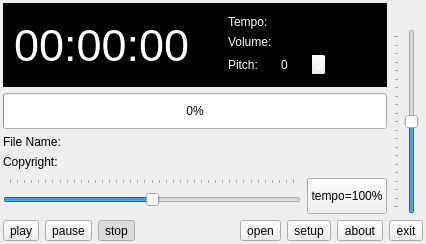
Before: the Qt Designer form utils/guiplayer/guiplayer.ui in pedrolcl/drumstick, drawn with Qt 5.
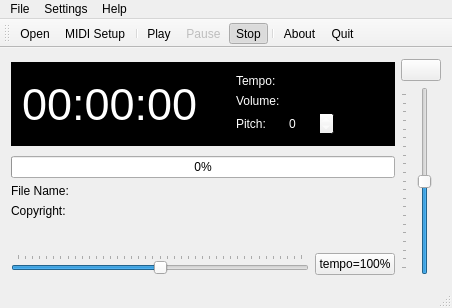
After: the same form once the commit is applied. Icons and pictures are not drawn.

Commit message: guiplayer: new window layout

Diff of the .ui file:
```diff
--- a/utils/guiplayer/guiplayer.ui
+++ b/utils/guiplayer/guiplayer.ui
@@ -1,15 +1,23 @@
 <?xml version="1.0" encoding="UTF-8"?>
 <ui version="4.0">
  <class>GUIPlayerClass</class>
- <widget class="QWidget" name="GUIPlayerClass">
+ <widget class="QMainWindow" name="GUIPlayerClass">
   <property name="geometry">
    <rect>
     <x>0</x>
     <y>0</y>
-    <width>425</width>
-    <height>244</height>
+    <width>433</width>
+    <height>308</height>
    </rect>
   </property>
+  <property name="windowTitle">
+   <string>Drumstick MIDI Player</string>
+  </property>
+  <property name="windowIcon">
+   <iconset resource="guiplayer.qrc">
+    <normaloff>:/resources/drumstick.png</normaloff>:/resources/drumstick.png</iconset>
+  </property>
+  <widget class="QWidget" name="MainWidget">
   <property name="acceptDrops">
    <bool>true</bool>
   </property>
@@ -21,16 +29,10 @@
     <normaloff>:/resources/drumstick.png</normaloff>:/resources/drumstick.png</iconset>
   </property>
   <layout class="QGridLayout" name="gridLayout_2">
-   <property name="margin">
-    <number>3</number>
-   </property>
-   <property name="horizontalSpacing">
-    <number>-1</number>
-   </property>
    <item row="0" column="0" rowspan="2" colspan="2">
     <widget class="QFrame" name="frame">
      <property name="sizePolicy">
-      <sizepolicy hsizetype="Expanding" vsizetype="Expanding">
+       <sizepolicy hsizetype="Expanding" vsizetype="Fixed">
        <horstretch>0</horstretch>
        <verstretch>0</verstretch>
       </sizepolicy>
@@ -260,27 +262,19 @@
     </widget>
    </item>
    <item row="0" column="2">
-    <widget class="QLabel" name="lbl6">
-     <property name="sizePolicy">
-      <sizepolicy hsizetype="Minimum" vsizetype="Fixed">
-       <horstretch>0</horstretch>
-       <verstretch>0</verstretch>
-      </sizepolicy>
-     </property>
-     <property name="maximumSize">
-      <size>
-       <width>16777215</width>
-       <height>20</height>
-      </size>
-     </property>
-     <property name="pixmap">
-      <pixmap resource="guiplayer.qrc">:/resources/vol.png</pixmap>
-     </property>
-     <property name="alignment">
-      <set>Qt::AlignRight|Qt::AlignTrailing|Qt::AlignVCenter</set>
-     </property>
-     <property name="buddy">
-      <cstring>volumeSlider</cstring>
+     <widget class="QPushButton" name="btnVolume">
+      <property name="toolTip">
+       <string>Reset Volume</string>
+      </property>
+      <property name="statusTip">
+       <string>Reset Volume to 100%</string>
+      </property>
+      <property name="text">
+       <string/>
+      </property>
+      <property name="icon">
+       <iconset resource="guiplayer.qrc">
+        <normaloff>:/resources/vol.png</normaloff>:/resources/vol.png</iconset>
      </property>
     </widget>
    </item>
@@ -292,11 +286,8 @@
        <verstretch>0</verstretch>
       </sizepolicy>
      </property>
-     <property name="minimumSize">
-      <size>
-       <width>30</width>
-       <height>0</height>
-      </size>
+      <property name="statusTip">
+       <string>Volume Slider</string>
      </property>
      <property name="maximum">
       <number>200</number>
@@ -318,7 +309,7 @@
    <item row="2" column="0" colspan="2">
     <widget class="QProgressBar" name="progressBar">
      <property name="sizePolicy">
-      <sizepolicy hsizetype="Expanding" vsizetype="Preferred">
+       <sizepolicy hsizetype="Expanding" vsizetype="Fixed">
        <horstretch>0</horstretch>
        <verstretch>0</verstretch>
       </sizepolicy>
@@ -390,7 +381,7 @@
    <item row="4" column="0">
     <widget class="QSlider" name="sliderTempo">
      <property name="sizePolicy">
-      <sizepolicy hsizetype="Expanding" vsizetype="Preferred">
+       <sizepolicy hsizetype="Expanding" vsizetype="Fixed">
        <horstretch>0</horstretch>
        <verstretch>0</verstretch>
       </sizepolicy>
@@ -434,161 +425,213 @@
      </property>
     </widget>
    </item>
-   <item row="5" column="0" colspan="3">
-    <layout class="QHBoxLayout">
-     <item>
-      <widget class="QToolButton" name="btnPlay">
-       <property name="toolTip">
-        <string>Play</string>
-       </property>
+   </layout>
+  </widget>
+  <widget class="QMenuBar" name="menuBar">
+   <property name="geometry">
+    <rect>
+     <x>0</x>
+     <y>0</y>
+     <width>433</width>
+     <height>25</height>
+    </rect>
+   </property>
+   <widget class="QMenu" name="menuFile">
+    <property name="title">
+     <string>File</string>
+    </property>
+    <addaction name="actionOpen"/>
+    <addaction name="separator"/>
+    <addaction name="actionPlay"/>
+    <addaction name="actionPause"/>
+    <addaction name="actionStop"/>
+    <addaction name="separator"/>
+    <addaction name="actionQuit"/>
+   </widget>
+   <widget class="QMenu" name="menuHelp">
+    <property name="title">
+     <string>Help</string>
+    </property>
+    <addaction name="actionAbout"/>
+    <addaction name="actionAboutQt"/>
+   </widget>
+   <widget class="QMenu" name="menuSettings">
+    <property name="title">
+     <string>Settings</string>
+    </property>
+    <addaction name="actionShowToolbar"/>
+    <addaction name="actionShowStatusbar"/>
+    <addaction name="separator"/>
+    <addaction name="actionMIDISetup"/>
+   </widget>
+   <addaction name="menuFile"/>
+   <addaction name="menuSettings"/>
+   <addaction name="menuHelp"/>
+  </widget>
+  <widget class="QToolBar" name="toolBar">
+   <property name="windowTitle">
+    <string>Tool Bar</string>
+   </property>
+   <property name="toolButtonStyle">
+    <enum>Qt::ToolButtonTextUnderIcon</enum>
+   </property>
+   <attribute name="toolBarArea">
+    <enum>TopToolBarArea</enum>
+   </attribute>
+   <attribute name="toolBarBreak">
+    <bool>false</bool>
+   </attribute>
+   <addaction name="actionOpen"/>
+   <addaction name="actionMIDISetup"/>
+   <addaction name="separator"/>
+   <addaction name="actionPlay"/>
+   <addaction name="actionPause"/>
+   <addaction name="actionStop"/>
+   <addaction name="separator"/>
+   <addaction name="actionAbout"/>
+   <addaction name="actionQuit"/>
+  </widget>
+  <widget class="QStatusBar" name="myStatusBar"/>
+  <action name="actionOpen">
+   <property name="icon">
+    <iconset resource="guiplayer.qrc">
+     <normaloff>:/resources/open.png</normaloff>:/resources/open.png</iconset>
+   </property>
        <property name="text">
-        <string>play</string>
+    <string>Open</string>
+   </property>
+   <property name="statusTip">
+    <string>Open a MIDI file</string>
+   </property>
+  </action>
+  <action name="actionQuit">
+   <property name="icon">
+    <iconset resource="guiplayer.qrc">
+     <normaloff>:/resources/quit.png</normaloff>:/resources/quit.png</iconset>
+   </property>
+   <property name="text">
+    <string>Quit</string>
+   </property>
+   <property name="statusTip">
+    <string>Quit the application</string>
+   </property>
+  </action>
+  <action name="actionPlay">
+   <property name="checkable">
+    <bool>true</bool>
        </property>
        <property name="icon">
         <iconset resource="guiplayer.qrc">
          <normaloff>:/resources/play.png</normaloff>:/resources/play.png</iconset>
        </property>
-       <property name="checkable">
-        <bool>true</bool>
-       </property>
-       <property name="autoExclusive">
-        <bool>true</bool>
-       </property>
-       <property name="toolButtonStyle">
-        <enum>Qt::ToolButtonTextUnderIcon</enum>
-       </property>
-      </widget>
-     </item>
-     <item>
-      <widget class="QToolButton" name="btnPause">
-       <property name="toolTip">
-        <string>Pause</string>
-       </property>
        <property name="text">
-        <string>pause</string>
+    <string>Play</string>
+   </property>
+   <property name="statusTip">
+    <string>Start playing the current MIDI file</string>
+   </property>
+   <property name="autoRepeat">
+    <bool>false</bool>
+   </property>
+  </action>
+  <action name="actionPause">
+   <property name="checkable">
+    <bool>true</bool>
+   </property>
+   <property name="enabled">
+    <bool>false</bool>
        </property>
        <property name="icon">
         <iconset resource="guiplayer.qrc">
          <normaloff>:/resources/pause.png</normaloff>:/resources/pause.png</iconset>
        </property>
-       <property name="checkable">
-        <bool>true</bool>
-       </property>
-       <property name="autoExclusive">
-        <bool>true</bool>
-       </property>
-       <property name="toolButtonStyle">
-        <enum>Qt::ToolButtonTextUnderIcon</enum>
-       </property>
-      </widget>
-     </item>
-     <item>
-      <widget class="QToolButton" name="btnStop">
-       <property name="toolTip">
-        <string>Stop</string>
-       </property>
        <property name="text">
-        <string>stop</string>
+    <string>Pause</string>
+   </property>
+   <property name="statusTip">
+    <string>Pause the playback</string>
+   </property>
+   <property name="autoRepeat">
+    <bool>false</bool>
+   </property>
+  </action>
+  <action name="actionStop">
+   <property name="checkable">
+    <bool>true</bool>
+   </property>
+   <property name="checked">
+    <bool>true</bool>
        </property>
        <property name="icon">
         <iconset resource="guiplayer.qrc">
          <normaloff>:/resources/stop.png</normaloff>:/resources/stop.png</iconset>
        </property>
-       <property name="checkable">
-        <bool>true</bool>
-       </property>
-       <property name="checked">
-        <bool>true</bool>
-       </property>
-       <property name="autoExclusive">
-        <bool>true</bool>
-       </property>
-       <property name="toolButtonStyle">
-        <enum>Qt::ToolButtonTextUnderIcon</enum>
-       </property>
-      </widget>
-     </item>
-     <item>
-      <spacer>
-       <property name="orientation">
-        <enum>Qt::Horizontal</enum>
-       </property>
-       <property name="sizeHint" stdset="0">
-        <size>
-         <width>40</width>
-         <height>20</height>
-        </size>
-       </property>
-      </spacer>
-     </item>
-     <item>
-      <widget class="QToolButton" name="btnOpen">
-       <property name="toolTip">
-        <string>Open</string>
-       </property>
        <property name="text">
-        <string>open</string>
-       </property>
-       <property name="icon">
-        <iconset resource="guiplayer.qrc">
-         <normaloff>:/resources/open.png</normaloff>:/resources/open.png</iconset>
-       </property>
-       <property name="toolButtonStyle">
-        <enum>Qt::ToolButtonTextUnderIcon</enum>
-       </property>
-      </widget>
-     </item>
-     <item>
-      <widget class="QToolButton" name="btnSetup">
-       <property name="toolTip">
-        <string>MIDI Setup</string>
-       </property>
-       <property name="text">
-        <string>setup</string>
-       </property>
-       <property name="icon">
-        <iconset resource="guiplayer.qrc">
-         <normaloff>:/resources/setup.png</normaloff>:/resources/setup.png</iconset>
-       </property>
-       <property name="toolButtonStyle">
-        <enum>Qt::ToolButtonTextUnderIcon</enum>
-       </property>
-      </widget>
-     </item>
-     <item>
-      <widget class="QToolButton" name="btnAbout">
-       <property name="text">
-        <string>about</string>
-       </property>
+    <string>Stop</string>
+   </property>
+   <property name="statusTip">
+    <string>Stop the playback</string>
+   </property>
+   <property name="autoRepeat">
+    <bool>false</bool>
+   </property>
+  </action>
+  <action name="actionAbout">
        <property name="icon">
         <iconset resource="guiplayer.qrc">
          <normaloff>:/resources/about.png</normaloff>:/resources/about.png</iconset>
        </property>
-       <property name="toolButtonStyle">
-        <enum>Qt::ToolButtonTextUnderIcon</enum>
-       </property>
-      </widget>
-     </item>
-     <item>
-      <widget class="QToolButton" name="btnExit">
+   <property name="text">
+    <string>About</string>
+   </property>
+   <property name="statusTip">
+    <string>Show the about box</string>
+   </property>
+  </action>
+  <action name="actionAboutQt">
+   <property name="icon">
+    <iconset resource="guiplayer.qrc">
+     <normaloff>:/resources/qtlogo.png</normaloff>:/resources/qtlogo.png</iconset>
+   </property>
+   <property name="text">
+    <string>About Qt</string>
+   </property>
+   <property name="statusTip">
+    <string>Show the about Qt dialog box</string>
+   </property>
+  </action>
+  <action name="actionMIDISetup">
+   <property name="icon">
+    <iconset resource="guiplayer.qrc">
+     <normaloff>:/resources/setup.png</normaloff>:/resources/setup.png</iconset>
+   </property>
+   <property name="text">
+    <string>MIDI Setup</string>
+   </property>
+   <property name="statusTip">
+    <string>Select a connection for the MIDI output port</string>
+   </property>
+  </action>
+  <action name="actionShowToolbar">
+   <property name="checkable">
+    <bool>true</bool>
+   </property>
+   <property name="checked">
+    <bool>true</bool>
+   </property>
+   <property name="text">
+    <string>Show Tool Bar</string>
+   </property>
        <property name="toolTip">
         <string>Quit</string>
        </property>
        <property name="text">
-        <string>exit</string>
-       </property>
-       <property name="icon">
-        <iconset resource="guiplayer.qrc">
-         <normaloff>:/resources/quit.png</normaloff>:/resources/quit.png</iconset>
-       </property>
-       <property name="toolButtonStyle">
-        <enum>Qt::ToolButtonTextUnderIcon</enum>
-       </property>
-      </widget>
-     </item>
-    </layout>
-   </item>
-  </layout>
+    <string>Show Status Bar</string>
+   </property>
+   <property name="statusTip">
+    <string>Show or hide the status bar</string>
+   </property>
+  </action>
  </widget>
  <layoutdefault spacing="6" margin="11"/>
  <tabstops>
```
Left out of the diff: 115 changed lines with no effect on the pictures. Lines whose indentation alone changed are shown as unchanged. The commit also changes 2 other files.
